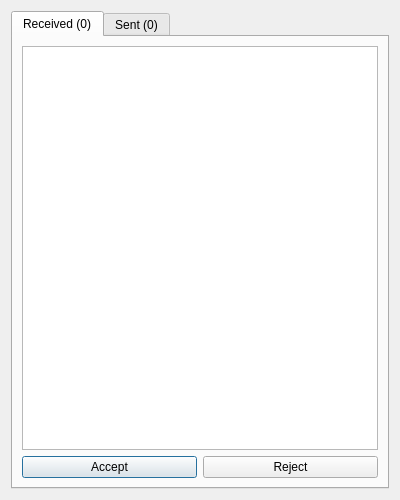
The window that src/ui/InvitationsDialog.ui (piotrek-pl/JupiterClient-SAN) describes before a commit, drawn with Qt 5.
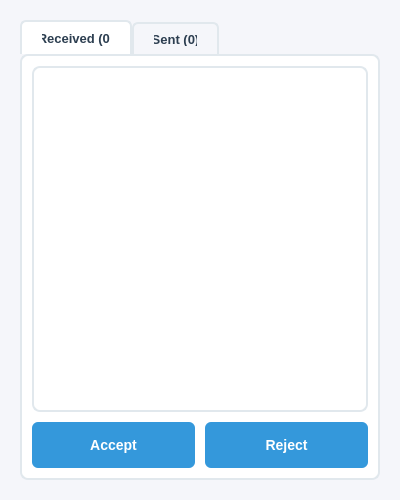
The same window after the commit. Icons and pictures are not drawn.

Commit message: Invitations dialog designed

```diff
--- a/src/ui/InvitationsDialog.ui
+++ b/src/ui/InvitationsDialog.ui
@@ -10,10 +10,143 @@
     <height>500</height>
    </rect>
   </property>
+  <property name="minimumSize">
+   <size>
+    <width>400</width>
+    <height>500</height>
+   </size>
+  </property>
   <property name="windowTitle">
    <string>Friend Invitations</string>
   </property>
+  <property name="windowIcon">
+   <iconset resource="resources.qrc">
+    <normaloff>:/resources/icons/sun_icon.png</normaloff>:/resources/icons/sun_icon.png
+   </iconset>
+  </property>
+  <property name="styleSheet">
+   <string notr="true">QDialog {
+    background-color: #f5f6fa;
+}
+
+QTabWidget::pane {
+    border: 2px solid #e1e8ed;
+    border-radius: 8px;
+    background-color: white;
+}
+
+QTabBar::tab {
+    background-color: #f5f6fa;
+    color: #2c3e50;
+    padding: 8px 20px;
+    border: 2px solid #e1e8ed;
+    border-bottom: none;
+    border-top-left-radius: 6px;
+    border-top-right-radius: 6px;
+    font-family: 'Segoe UI';
+    font-size: 13px;
+    font-weight: 600;
+}
+
+QTabBar::tab:selected {
+    background-color: white;
+    border-bottom: none;
+}
+
+QTabBar::tab:!selected {
+    margin-top: 2px;
+}
+
+QListWidget {
+    background-color: white;
+    border: 2px solid #e1e8ed;
+    border-radius: 8px;
+    padding: 5px;
+    font-family: 'Segoe UI';
+    font-size: 13px;
+    font-weight: 600;
+    outline: 0;
+}
+
+QListWidget::item {
+    padding: 8px 5px;
+    margin: 0px;
+    border-radius: 0px;
+    font-family: 'Segoe UI';
+    font-size: 13px;
+    font-weight: 600;
+}
+
+QListWidget::item:hover {
+    background-color: #f0f2f5;
+}
+
+QListWidget::item:selected {
+    background-color: #e3f2fd;
+    color: #2c3e50;
+}
+
+QPushButton {
+    background-color: #3498db;
+    color: white;
+    border: none;
+    border-radius: 6px;
+    padding: 8px 20px;
+    font-family: 'Segoe UI';
+    font-size: 14px;
+    font-weight: bold;
+    min-height: 30px;
+    min-width: 80px;
+}
+
+QPushButton:hover {
+    background-color: #2980b9;
+}
+
+QPushButton:pressed {
+    background-color: #2475a7;
+}
+
+QScrollBar:vertical {
+    border: none;
+    background-color: #f0f2f5;
+    width: 10px;
+    border-radius: 5px;
+}
+
+QScrollBar::handle:vertical {
+    background-color: #bdc3c7;
+    border-radius: 5px;
+}
+
+QScrollBar::handle:vertical:hover {
+    background-color: #95a5a6;
+}
+
+QScrollBar::up-arrow:vertical, QScrollBar::down-arrow:vertical {
+    background: none;
+}
+
+QScrollBar::add-page:vertical, QScrollBar::sub-page:vertical {
+    background: none;
+}</string>
+  </property>
   <layout class="QVBoxLayout" name="verticalLayout">
+   <property name="spacing">
+    <number>10</number>
+   </property>
+   <property name="leftMargin">
+    <number>20</number>
+   </property>
+   <property name="topMargin">
+    <number>20</number>
+   </property>
+   <property name="rightMargin">
+    <number>20</number>
+   </property>
+   <property name="bottomMargin">
+    <number>20</number>
+   </property>
    <item>
     <widget class="QTabWidget" name="tabWidget">
      <property name="currentIndex">
@@ -24,11 +157,29 @@
        <string>Received (0)</string>
       </attribute>
       <layout class="QVBoxLayout" name="verticalLayout_2">
+       <property name="spacing">
+        <number>10</number>
+       </property>
+       <property name="leftMargin">
+        <number>10</number>
+       </property>
+       <property name="topMargin">
+        <number>10</number>
+       </property>
+       <property name="rightMargin">
+        <number>10</number>
+       </property>
+       <property name="bottomMargin">
+        <number>10</number>
+       </property>
        <item>
         <widget class="QListWidget" name="receivedList"/>
        </item>
        <item>
         <layout class="QHBoxLayout" name="horizontalLayout">
+         <property name="spacing">
+          <number>10</number>
+         </property>
          <item>
           <widget class="QPushButton" name="acceptButton">
            <property name="text">
```
Left out of the diff: 19 changed lines with no effect on the pictures. The commit also changes 16 other files.
